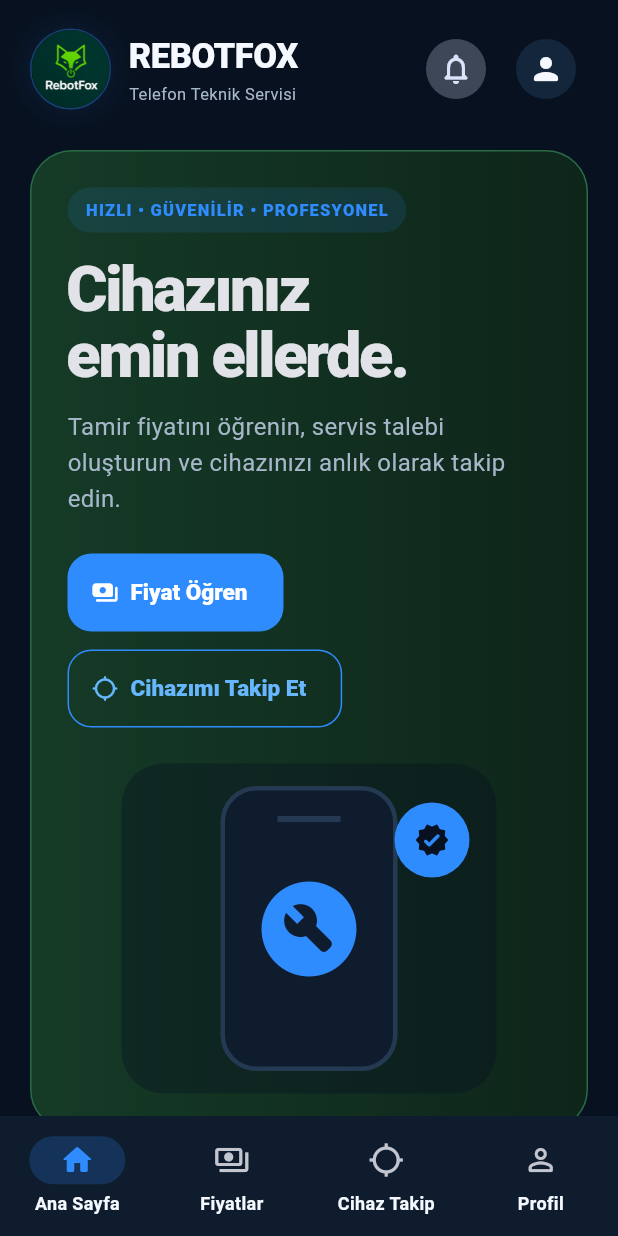
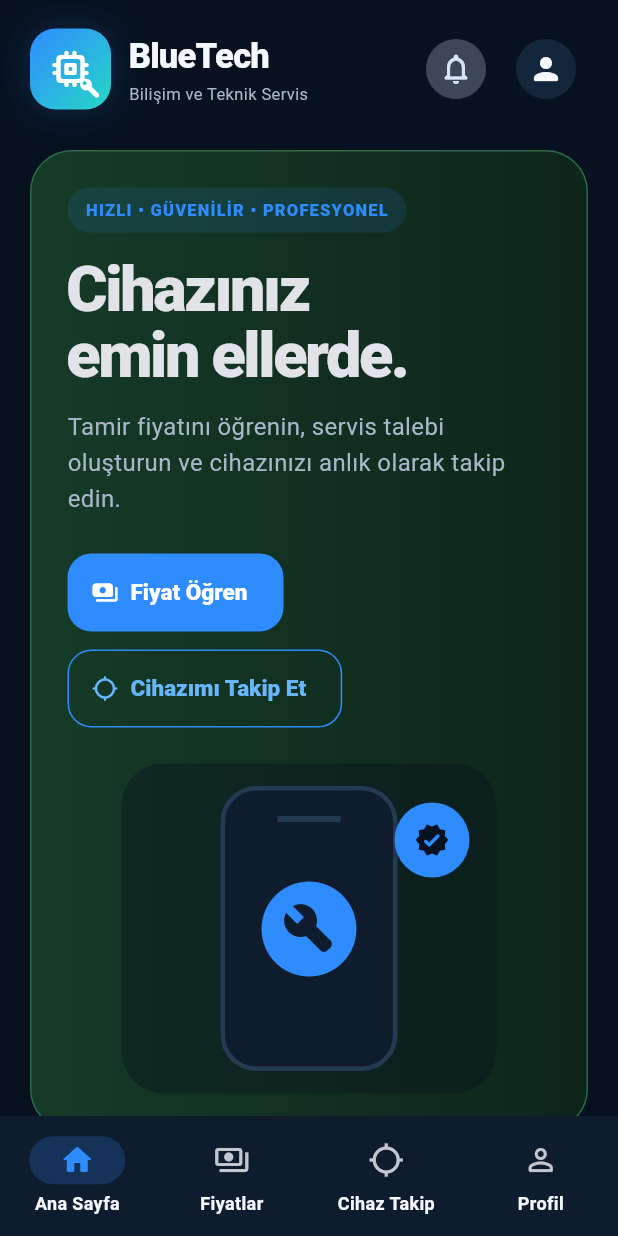
Before and after one commit to mehmethunterr-design/rebotfox, a Flutter app: the screen it shows after launch, on a phone screen of 412 x 824 dp. Run offline on Flutter 3.47's test engine with Material 3 defaults, Android fonts, the phone set to English and light mode, and no system bars; our stand-ins replace cloud_firestore, firebase_auth, firebase_core, firebase_storage, image_picker, pdf and 1 more; accounts and stored records are empty; Roboto replaces fonts that are missing (Arial).

Commit message:
feat: replace legacy logo with BlueTech identity

```diff
--- a/lib/widgets/common.dart
+++ b/lib/widgets/common.dart
@@ -1,5 +1,6 @@
 import 'package:flutter/material.dart';
 import '../core/app_theme.dart';
+import '../core/brand.dart';
 import '../models/repair.dart';
 
 class RebotfoxLogo extends StatelessWidget {
@@ -17,24 +18,29 @@ class RebotfoxLogo extends StatelessWidget {
           width: size,
           height: size,
           decoration: BoxDecoration(
-            shape: BoxShape.circle,
-            border: Border.all(color: AppColors.primary.withValues(alpha: .35)),
+            borderRadius: BorderRadius.circular(compact ? 13 : 17),
+            gradient: const LinearGradient(
+              begin: Alignment.topLeft,
+              end: Alignment.bottomRight,
+              colors: [AppColors.primary, AppColors.secondary],
+            ),
             boxShadow: [
               BoxShadow(
-                color: AppColors.primary.withValues(alpha: .12),
-                blurRadius: 18,
+                color: AppColors.primary.withValues(alpha: .2),
+                blurRadius: 20,
               ),
             ],
           ),
-          child: ClipOval(
-            child: Image.asset(
-              'assets/images/rebotfox_logo_round.png',
-              fit: BoxFit.cover,
-              errorBuilder: (_, __, ___) => const Icon(
-                Icons.power_settings_new_rounded,
-                color: AppColors.primary,
+          child: Stack(
+            alignment: Alignment.center,
+            children: [
+              Icon(Icons.memory_rounded, color: Colors.white, size: compact ? 25 : 32),
+              Positioned(
+                right: compact ? 5 : 7,
+                bottom: compact ? 5 : 7,
+                child: Icon(Icons.build_rounded, color: Colors.white, size: compact ? 11 : 14),
               ),
-            ),
+            ],
           ),
         ),
         const SizedBox(width: 12),
@@ -43,17 +49,17 @@ class RebotfoxLogo extends StatelessWidget {
           mainAxisSize: MainAxisSize.min,
           children: [
             Text(
-              'REBOTFOX',
+              AppBrand.name,
               style: TextStyle(
                 color: AppColors.text,
                 fontSize: compact ? 18 : 23,
                 fontWeight: FontWeight.w900,
-                letterSpacing: -.3,
+                letterSpacing: -.5,
               ),
             ),
             if (showSubtitle)
               const Text(
-                'Telefon Teknik Servisi',
+                AppBrand.subtitle,
                 style: TextStyle(color: AppColors.textMuted, fontSize: 11),
               ),
           ],
```
